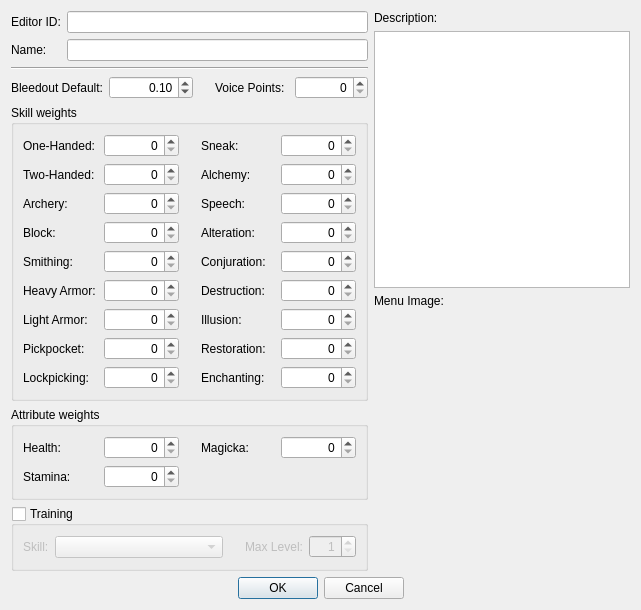
The window that native/src/DovahKit/ui/form_windows/class.ui (DavidJCobb/DovahKit) describes before a commit, drawn with Qt 5.
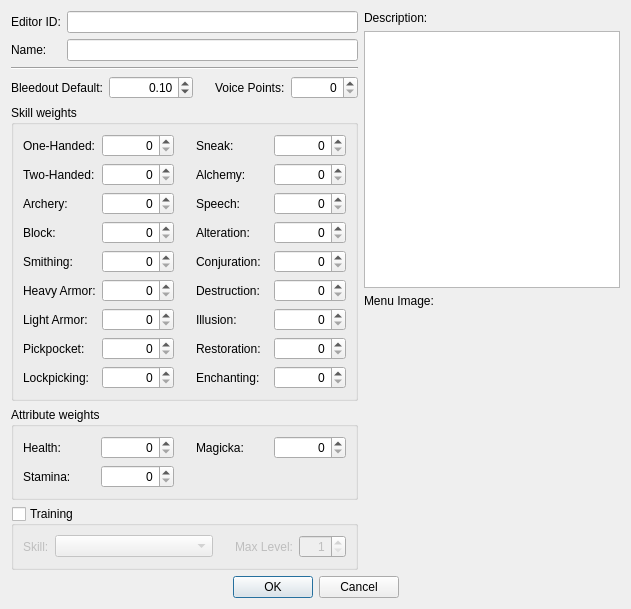
The same window after the commit. Custom widgets are drawn as their Qt base class.

```diff
--- a/native/src/DovahKit/ui/form_windows/class.ui
+++ b/native/src/DovahKit/ui/form_windows/class.ui
@@ -2,14 +2,6 @@
 <ui version="4.0">
  <class>FormDialogClass</class>
  <widget class="QDialog" name="FormDialogClass">
-  <property name="geometry">
-   <rect>
-    <x>0</x>
-    <y>0</y>
-    <width>641</width>
-    <height>610</height>
-   </rect>
-  </property>
   <property name="windowTitle">
    <string>Class</string>
   </property>
```
Left out of the diff: 4 changed lines with no effect on the pictures.
